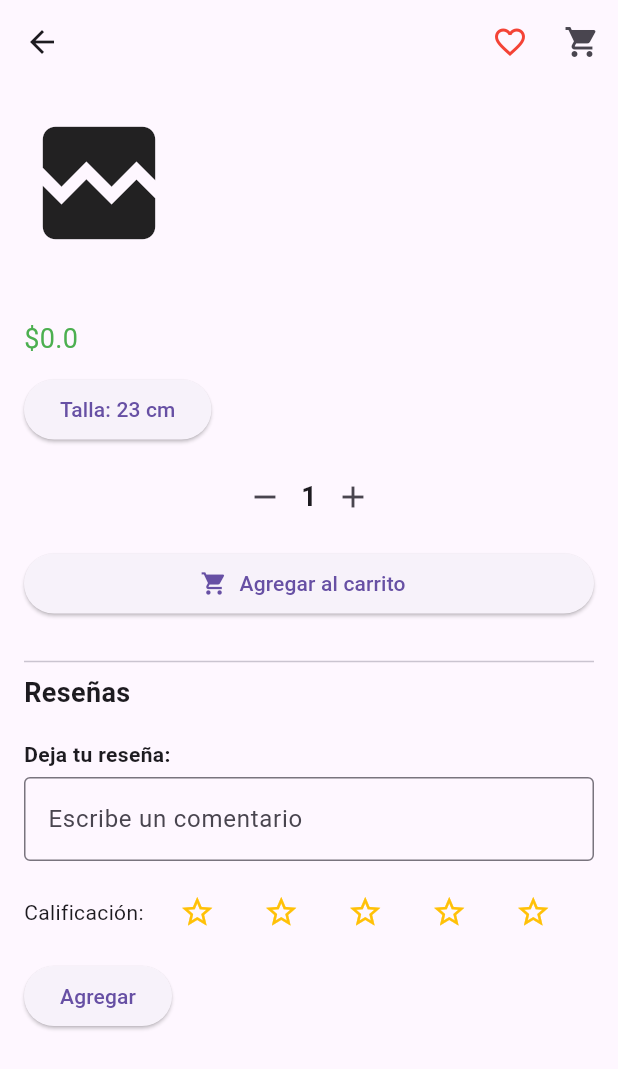
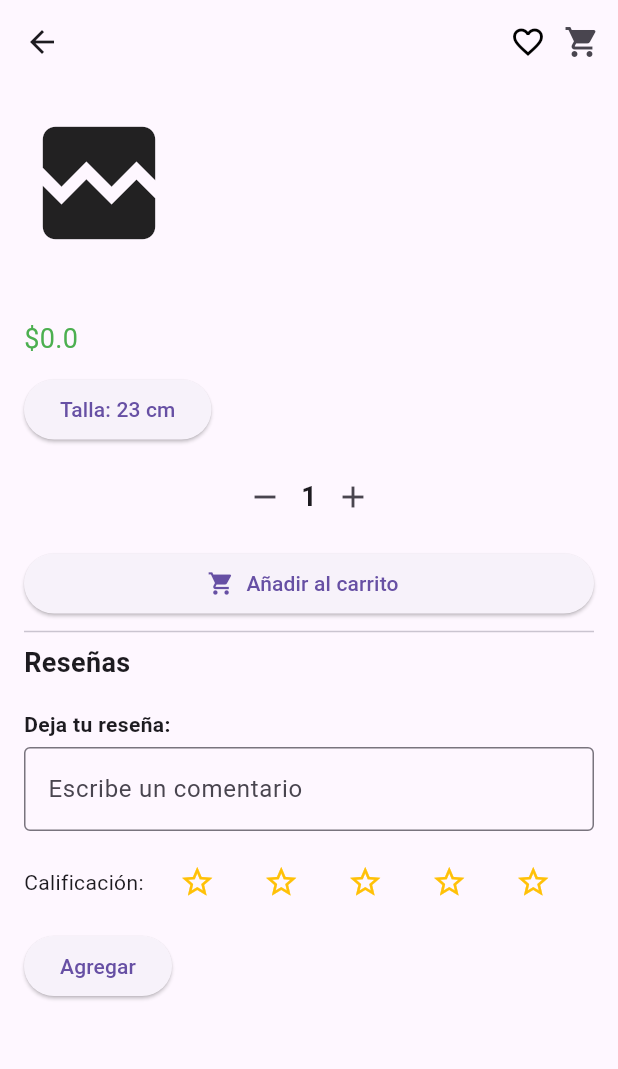
Before and after one commit to 4M3D15/Zapater-a, a Flutter app: the ProductDetailScreen screen opened directly with empty values, on a phone screen of 412 x 824 dp. Shown: the top 1069 px of the screen. Run offline on Flutter 3.47's test engine with Material 3 defaults, Android fonts, the phone set to English and light mode, and no system bars; our stand-ins replace carousel_slider, cloud_firestore, firebase_core, google_maps_flutter; accounts and stored records are empty; network calls fail.

Commit message:
no jala detail

```diff
--- a/lib/main.dart
+++ b/lib/main.dart
@@ -46,7 +46,7 @@ class MyApp extends StatelessWidget {
       },
       onGenerateRoute: (settings) {
         if (settings.name == '/product') {
-          final producto = settings.arguments as Producto; // 🔧 tipo correcto
+          final producto = settings.arguments as Producto;
           return MaterialPageRoute(
             builder: (context) => ProductDetailScreen(producto: producto),
           );
--- a/lib/pantallas/product_detail_screen.dart
+++ b/lib/pantallas/product_detail_screen.dart
@@ -1,10 +1,9 @@
 import 'package:flutter/material.dart';
 import 'package:provider/provider.dart';
-import 'package:zapato/modelos/cart_model.dart';
-import 'package:zapato/modelos/favoritos_model.dart';
-import 'package:zapato/modelos/productos_model.dart'; // Importa el modelo Producto
+import '../modelos/cart_model.dart';
+import '../modelos/favoritos_model.dart';
 import '../proveedores/cart_provider.dart';
-import '../widgets/animated_favorite_icon.dart';
+import 'package:zapato/modelos/productos_model.dart';
 
 class ProductDetailScreen extends StatefulWidget {
   final Producto producto;
@@ -129,22 +128,24 @@ class _ProductDetailScreenState extends State<ProductDetailScreen> {
 
   @override
   Widget build(BuildContext context) {
+    final producto = widget.producto;
     final favoritosModel = Provider.of<FavoritosModel>(context);
-    final isFavorito = favoritosModel.esFavorito(widget.producto); // ✅ Ya no usamos Map
+    final cartProvider = Provider.of<CartProvider>(context);
+    final isFavorito = favoritosModel.esFavorito(producto);
 
     return Scaffold(
       appBar: AppBar(
         leading: IconButton(icon: const Icon(Icons.arrow_back), onPressed: () => Navigator.pop(context)),
-        title: Text(widget.producto.nombre),
+        title: Text(producto.nombre),
         centerTitle: true,
         actions: [
           AnimatedFavoriteIcon(
             esFavorito: isFavorito,
             onTap: () {
               if (isFavorito) {
-                favoritosModel.removerFavorito(widget.producto); // ✅
+                favoritosModel.removerFavorito(producto);
               } else {
-                favoritosModel.agregarFavorito(widget.producto); // ✅
+                favoritosModel.agregarFavorito(producto);
               }
             },
           ),
@@ -160,14 +161,14 @@ class _ProductDetailScreenState extends State<ProductDetailScreen> {
           crossAxisAlignment: CrossAxisAlignment.start,
           children: [
             Image.network(
-              widget.producto.imagen,
+              producto.imagen,
               height: 200,
               fit: BoxFit.cover,
               errorBuilder: (context, error, stackTrace) => const Icon(Icons.broken_image, size: 100),
             ),
             const SizedBox(height: 10),
-            Text(widget.producto.nombre, style: const TextStyle(fontSize: 22, fontWeight: FontWeight.bold)),
-            Text("\$${widget.producto.precio}", style: const TextStyle(fontSize: 18, color: Colors.green)),
+            Text(producto.nombre, style: const TextStyle(fontSize: 22, fontWeight: FontWeight.bold)),
+            Text("\$${producto.precio}", style: const TextStyle(fontSize: 18, color: Colors.green)),
             const SizedBox(height: 10),
             ElevatedButton(
               onPressed: _mostrarSelectorTallas,
@@ -189,29 +190,19 @@ class _ProductDetailScreenState extends State<ProductDetailScreen> {
               width: double.infinity,
               child: ElevatedButton.icon(
                 onPressed: () {
-                  final cart = Provider.of<CartProvider>(context, listen: false);
-                  cart.addToCart(CartItem(
-                    nombre: widget.producto.nombre,
-                    imagen: widget.producto.imagen,
-                    precio: widget.producto.precio,
+                  cartProvider.addToCart(CartItem(
+                    nombre: producto.nombre,
+                    imagen: producto.imagen,
+                    precio: producto.precio,
                     talla: tallaSeleccionada,
                     cantidad: cantidad,
                   ));
-                  ScaffoldMessenger.of(context).showSnackBar(
-                    SnackBar(
-                      content: const Text("Producto agregado al carrito"),
-                      action: SnackBarAction(
-                        label: "Ver carrito",
-                        onPressed: () => Navigator.pushNamed(context, '/cart'),
-                      ),
-                    ),
-                  );
+                  Navigator.pushNamed(context, '/cart');
                 },
                 icon: const Icon(Icons.shopping_cart),
-                label: const Text("Agregar al carrito"),
+                label: const Text("Añadir al carrito"),
               ),
             ),
-            const SizedBox(height: 20),
             _buildResenasSection(),
           ],
         ),
@@ -219,3 +210,23 @@ class _ProductDetailScreenState extends State<ProductDetailScreen> {
     );
   }
 }
+
+class AnimatedFavoriteIcon extends StatelessWidget {
+  final bool esFavorito;
+  final Function onTap;
+
+  const AnimatedFavoriteIcon({super.key, required this.esFavorito, required this.onTap});
+
+  @override
+  Widget build(BuildContext context) {
+    return GestureDetector(
+      onTap: () => onTap(),
+      child: AnimatedSwitcher(
+        duration: const Duration(milliseconds: 300),
+        child: esFavorito
+            ? const Icon(Icons.favorite, color: Colors.red, key: ValueKey(1))
+            : const Icon(Icons.favorite_border, color: Colors.black, key: ValueKey(0)),
+      ),
+    );
+  }
+}
```
Also changed, not shown: lib/modelos/productos_model.dart (+4 -6 lines), lib/pantallas/inicio.dart (+19 -18 lines), lib/pantallas/inicio_content.dart (line endings or trailing spaces).
